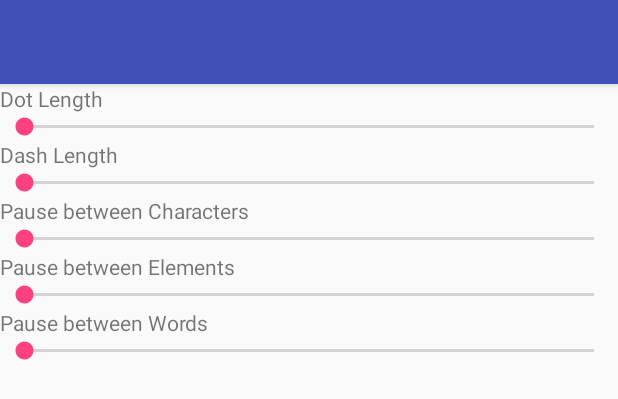
After one commit to Abneyus/morsekeyboard, an Android app: the layout activity_main.xml on its own in the app's theme, with its tools: preview values and no code run, on a phone screen of 412 x 824 dp. The commit adds this screen. Shown: the top 399 px of the screen. Run offline under Robolectric (Android 15) with nearby library versions, the phone set to English and light mode, and no system bars.

Commit message:
Changed settings menu to activity based implementation. Also added support for eight dash erase character.

```diff
--- a/app/build.gradle
+++ b/app/build.gradle
@@ -10,6 +10,7 @@ android {
         versionCode 1
         versionName "1.0"
         testInstrumentationRunner "android.support.test.runner.AndroidJUnitRunner"
+        vectorDrawables.useSupportLibrary = true
     }
     buildTypes {
         release {
@@ -27,5 +28,9 @@ dependencies {
         exclude group: 'com.android.support', module: 'support-annotations'
     })
     compile 'com.android.support:appcompat-v7:23.4.0'
+    compile 'com.android.support:support-v4:23.4.0'
+    compile 'com.android.support:support-vector-drawable:23.4.0'
+    compile 'com.android.support.constraint:constraint-layout:1.0.2'
+    compile 'com.android.support:design:23.4.0'
     testCompile 'junit:junit:4.12'
 }
--- /dev/null
+++ b/app/src/main/res/layout/activity_main.xml
@@ -0,0 +1,86 @@
+<?xml version="1.0" encoding="utf-8"?>
+<LinearLayout xmlns:android="http://schemas.android.com/apk/res/android"
+    xmlns:app="http://schemas.android.com/apk/res-auto"
+    xmlns:tools="http://schemas.android.com/tools"
+    android:layout_width="match_parent"
+    android:layout_height="match_parent"
+    android:orientation="vertical"
+    tools:context="us.bney.morsekeyboard.MainActivity">
+
+    <android.support.design.widget.AppBarLayout
+        android:layout_width="match_parent"
+        android:layout_height="wrap_content"
+        android:theme="@style/AppTheme.AppBarOverlay"
+        android:title="@string/st_timing">
+
+        <android.support.v7.widget.Toolbar
+            android:id="@+id/toolbar"
+            android:layout_width="match_parent"
+            android:layout_height="?attr/actionBarSize"
+            android:background="?attr/colorPrimary"
+            app:popupTheme="@style/AppTheme.PopupOverlay"
+            android:title="@string/st_timing"/>
+
+    </android.support.design.widget.AppBarLayout>
+
+    <TextView
+        android:id="@+id/textView3"
+        android:layout_width="match_parent"
+        android:layout_height="wrap_content"
+        android:text="@string/st_dotlength"
+        tools:text="@string/st_dotlength" />
+
+    <SeekBar
+        android:id="@+id/seekBar3"
+        android:layout_width="match_parent"
+        android:layout_height="wrap_content" />
+
+    <TextView
+        android:id="@+id/textView4"
+        android:layout_width="match_parent"
+        android:layout_height="wrap_content"
+        android:text="@string/st_dashmult"
+        tools:text="@string/st_dashmult" />
+
+    <SeekBar
+        android:id="@+id/seekBar4"
+        android:layout_width="match_parent"
+        android:layout_height="wrap_content" />
+
+    <TextView
+        android:id="@+id/textView5"
+        android:layout_width="match_parent"
+        android:layout_height="wrap_content"
+        android:text="@string/st_characterpause"
+        tools:text="@string/st_characterpause" />
+
+    <SeekBar
+        android:id="@+id/seekBar5"
+        android:layout_width="match_parent"
+        android:layout_height="wrap_content" />
+
+    <TextView
+        android:id="@+id/textView6"
+        android:layout_width="match_parent"
+        android:layout_height="wrap_content"
+        android:text="@string/st_elementpause"
+        tools:text="@string/st_elementpause" />
+
+    <SeekBar
+        android:id="@+id/seekBar6"
+        android:layout_width="match_parent"
+        android:layout_height="wrap_content" />
+
+    <TextView
+        android:id="@+id/textView7"
+        android:layout_width="match_parent"
+        android:layout_height="wrap_content"
+        android:text="@string/st_wordpause"
+        tools:text="@string/st_wordpause" />
+
+    <SeekBar
+        android:id="@+id/seekBar7"
+        android:layout_width="match_parent"
+        android:layout_height="wrap_content" />
+
+</LinearLayout>
--- a/app/src/main/res/values/strings.xml
+++ b/app/src/main/res/values/strings.xml
@@ -6,9 +6,9 @@
     <string name="label">English (US)</string>
 
     <string name="st_timing">Timing Settings</string>
-    <string name="st_dotlength">Dot Length (ms)</string>
-    <string name="st_dashmult">Dash Length (dots)</string>
-    <string name="st_elementpause">Pause between Elements (ms)</string>
-    <string name="st_characterpause">Pause between Characters (dots)</string>
-    <string name="st_wordpause">Pause between Words (dots)</string>
+    <string name="st_dotlength">Dot Length</string>
+    <string name="st_dashmult">Dash Length</string>
+    <string name="st_elementpause">Pause between Elements</string>
+    <string name="st_characterpause">Pause between Characters</string>
+    <string name="st_wordpause">Pause between Words</string>
 </resources>
--- a/app/src/main/res/values/styles.xml
+++ b/app/src/main/res/values/styles.xml
@@ -8,4 +8,13 @@
         <item name="colorAccent">@color/colorAccent</item>
     </style>
 
+    <style name="AppTheme.NoActionBar">
+        <item name="windowActionBar">false</item>
+        <item name="windowNoTitle">true</item>
+    </style>
+
+    <style name="AppTheme.AppBarOverlay" parent="ThemeOverlay.AppCompat.Dark.ActionBar" />
+
+    <style name="AppTheme.PopupOverlay" parent="ThemeOverlay.AppCompat.Light" />
+
 </resources>
```
Also changed, not shown: app/src/main/AndroidManifest.xml (+15 -9 lines), app/src/main/java/us/bney/morsekeyboard/MKInputConnection.java (deleted, +0 -13 lines), app/src/main/java/us/bney/morsekeyboard/MainActivity.java (added, +22 -0 lines), app/src/main/java/us/bney/morsekeyboard/MorseKeyboard.java (+7 -0 lines), app/src/main/java/us/bney/morsekeyboard/SettingsActivity.java (deleted, +0 -40 lines), app/src/main/res/layout/activity_settings.xml (deleted, +0 -18 lines), app/src/main/res/xml/settings_preference_screen.xml (deleted, +0 -23 lines).
